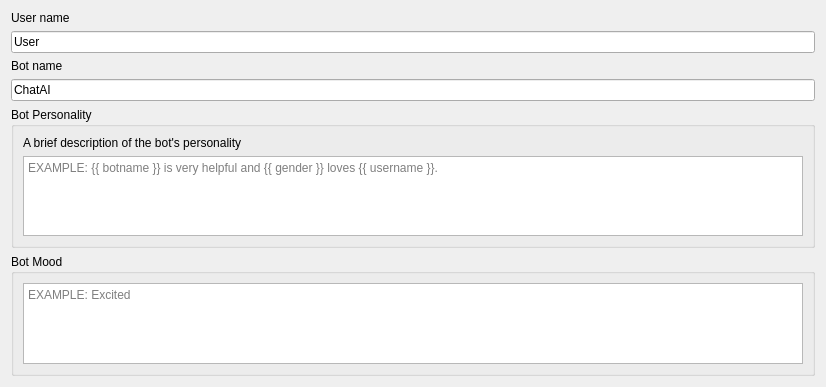
Before: the Qt Designer form src/airunner/widgets/llm/templates/bot_preferences.ui in Capsize-Games/airunner, drawn with Qt 5.
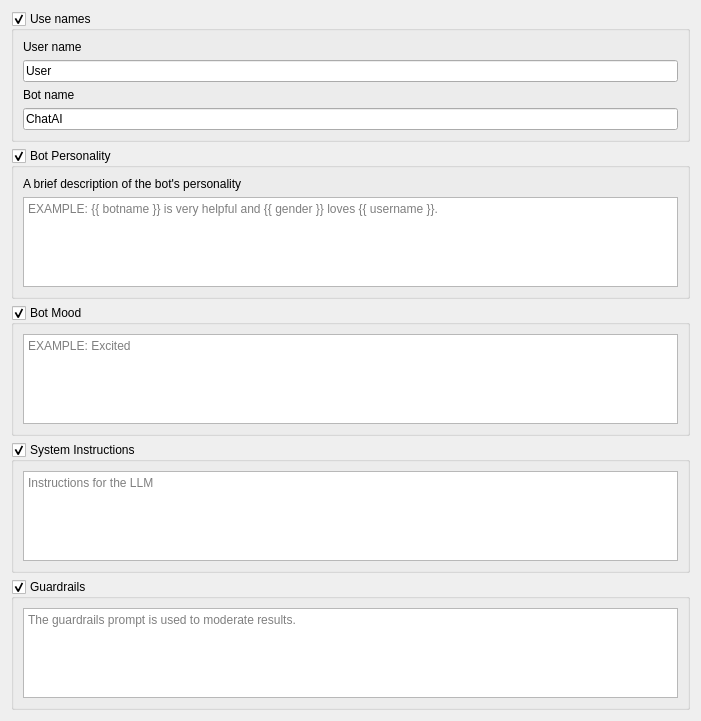
After: the same form once the commit is applied.

Commit message: Fix for guardrails - previous version returned constant false positives

Patch:
```diff
--- a/src/airunner/widgets/llm/templates/bot_preferences.ui
+++ b/src/airunner/widgets/llm/templates/bot_preferences.ui
@@ -6,19 +6,117 @@
    <rect>
     <x>0</x>
     <y>0</y>
-    <width>826</width>
-    <height>387</height>
+    <width>701</width>
+    <height>721</height>
    </rect>
   </property>
   <property name="windowTitle">
    <string>Form</string>
   </property>
   <layout class="QGridLayout" name="gridLayout">
+   <item row="4" column="0">
+    <widget class="QGroupBox" name="mood_groupbox">
+     <property name="title">
+      <string>Bot Mood</string>
+     </property>
+     <property name="checkable">
+      <bool>true</bool>
+     </property>
+     <layout class="QGridLayout" name="gridLayout_2">
+      <item row="0" column="0">
+       <widget class="QPlainTextEdit" name="bot_mood">
+        <property name="placeholderText">
+         <string>EXAMPLE: Excited</string>
+        </property>
+       </widget>
+      </item>
+     </layout>
+    </widget>
+   </item>
+   <item row="6" column="0">
+    <widget class="QGroupBox" name="guardrails_groupbox">
+     <property name="title">
+      <string>Guardrails</string>
+     </property>
+     <property name="checkable">
+      <bool>true</bool>
+     </property>
+     <layout class="QVBoxLayout" name="verticalLayout_2">
+      <item>
+       <widget class="QPlainTextEdit" name="guardrails_prompt">
+        <property name="placeholderText">
+         <string>The guardrails prompt is used to moderate results.</string>
+        </property>
+       </widget>
+      </item>
+     </layout>
+    </widget>
+   </item>
    <item row="2" column="0">
-    <widget class="QGroupBox" name="groupBox_4">
+    <widget class="QGroupBox" name="names_groupbox">
+     <property name="title">
+      <string>Use names</string>
+     </property>
+     <property name="checkable">
+      <bool>true</bool>
+     </property>
+     <layout class="QVBoxLayout" name="verticalLayout">
+      <item>
+       <layout class="QVBoxLayout" name="verticalLayout_5">
+        <item>
+         <widget class="QLabel" name="label_3">
+          <property name="text">
+           <string>User name</string>
+          </property>
+         </widget>
+        </item>
+        <item>
+         <widget class="QLineEdit" name="username">
+          <property name="text">
+           <string>User</string>
+          </property>
+          <property name="placeholderText">
+           <string>User name</string>
+          </property>
+         </widget>
+        </item>
+       </layout>
+      </item>
+      <item>
+       <layout class="QVBoxLayout" name="verticalLayout_6">
+        <item>
+         <widget class="QLabel" name="label">
+          <property name="text">
+           <string>Bot name</string>
+          </property>
+         </widget>
+        </item>
+        <item>
+         <widget class="QLineEdit" name="botname">
+          <property name="text">
+           <string>ChatAI</string>
+          </property>
+          <property name="cursorPosition">
+           <number>6</number>
+          </property>
+          <property name="placeholderText">
+           <string>Bot name</string>
+          </property>
+         </widget>
+        </item>
+       </layout>
+      </item>
+     </layout>
+    </widget>
+   </item>
+   <item row="3" column="0">
+    <widget class="QGroupBox" name="personality_groupbox">
      <property name="title">
       <string>Bot Personality</string>
      </property>
+     <property name="checkable">
+      <bool>true</bool>
+     </property>
      <layout class="QGridLayout" name="gridLayout_5">
       <item row="1" column="0">
        <widget class="QPlainTextEdit" name="bot_personality">
@@ -37,67 +135,25 @@
      </layout>
     </widget>
    </item>
-   <item row="1" column="0">
-    <layout class="QVBoxLayout" name="verticalLayout_6">
-     <item>
-      <widget class="QLabel" name="label">
-       <property name="text">
-        <string>Bot name</string>
-       </property>
-      </widget>
-     </item>
-     <item>
-      <widget class="QLineEdit" name="botname">
-       <property name="text">
-        <string>ChatAI</string>
-       </property>
-       <property name="cursorPosition">
-        <number>6</number>
-       </property>
-       <property name="placeholderText">
-        <string>Bot name</string>
-       </property>
-      </widget>
-     </item>
-    </layout>
-   </item>
-   <item row="3" column="0">
-    <widget class="QGroupBox" name="groupBox">
+   <item row="5" column="0">
+    <widget class="QGroupBox" name="system_instructions_groupbox">
      <property name="title">
-      <string>Bot Mood</string>
+      <string>System Instructions</string>
      </property>
-     <layout class="QGridLayout" name="gridLayout_2">
-      <item row="0" column="0">
-       <widget class="QPlainTextEdit" name="bot_mood">
+     <property name="checkable">
+      <bool>true</bool>
+     </property>
+     <layout class="QVBoxLayout" name="verticalLayout_3">
+      <item>
+       <widget class="QPlainTextEdit" name="system_instructions">
         <property name="placeholderText">
-         <string>EXAMPLE: Excited</string>
+         <string>Instructions for the LLM</string>
         </property>
        </widget>
       </item>
      </layout>
     </widget>
    </item>
-   <item row="0" column="0">
-    <layout class="QVBoxLayout" name="verticalLayout_5">
-     <item>
-      <widget class="QLabel" name="label_3">
-       <property name="text">
-        <string>User name</string>
-       </property>
-      </widget>
-     </item>
-     <item>
-      <widget class="QLineEdit" name="username">
-       <property name="text">
-        <string>User</string>
-       </property>
-       <property name="placeholderText">
-        <string>User name</string>
-       </property>
-      </widget>
-     </item>
-    </layout>
-   </item>
   </layout>
  </widget>
  <resources/>
```
Left out of the diff: 142 changed lines with no effect on the pictures. The commit also changes 5 other files.
